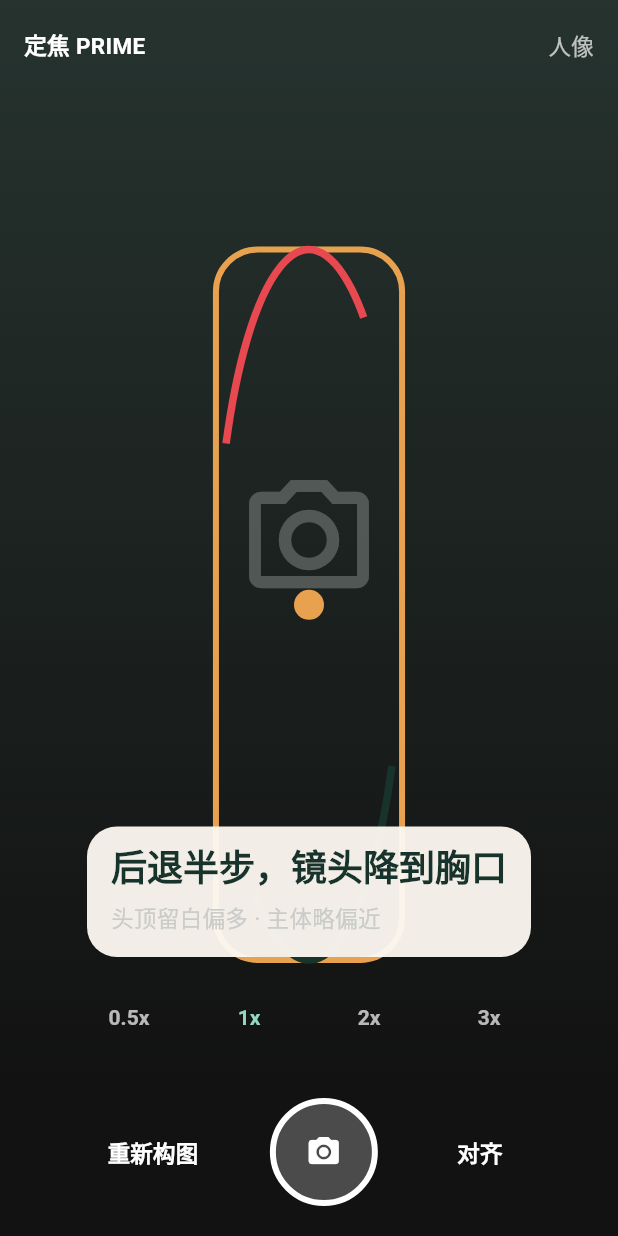
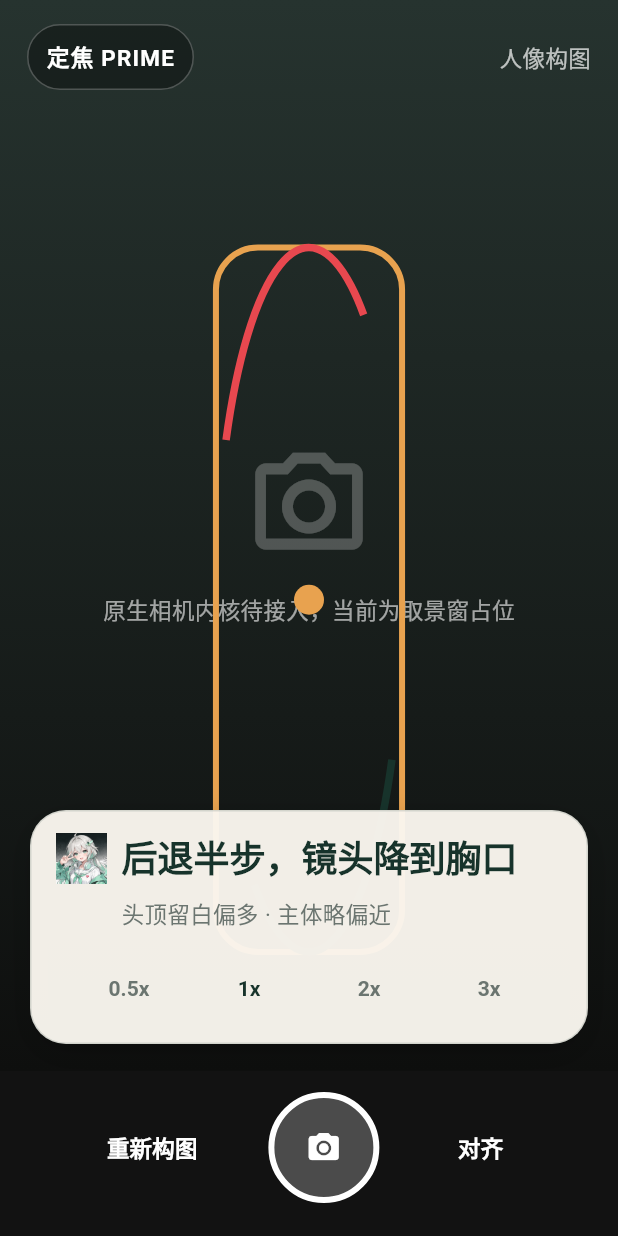
Before and after one commit to 13048773046/prime-camera-app, a Flutter app: the screen it shows after launch, on a phone screen of 412 x 824 dp. Run offline on Flutter 3.47's test engine with Material 3 defaults, Android fonts, the phone set to English and light mode, and no system bars.

Commit message:
fix: revise camera viewfinder UI and camera permission channel

```diff
--- a/analysis_options.yaml
+++ b/analysis_options.yaml
@@ -14,6 +14,7 @@ analyzer:
     - build/**
     - android/**
     - ios/**
+    - web/**
 
 linter:
   # The lint rules applied to this project can be customized in the
--- a/lib/pages/camera_page.dart
+++ b/lib/pages/camera_page.dart
@@ -1,27 +1,46 @@
 import 'package:flutter/material.dart';
+import '../services/camera_service.dart';
 import '../services/compose_api.dart';
 import '../theme.dart';
 import '../widgets/guide_ring.dart';
 
 class CameraPage extends StatefulWidget {
-  const CameraPage({super.key, this.api});
+  const CameraPage({super.key, this.camera});
 
-  final ComposeApi? api;
+  final CameraService? camera;
 
   @override
   State<CameraPage> createState() => _CameraPageState();
 }
 
 class _CameraPageState extends State<CameraPage> {
+  late final CameraService _camera = widget.camera ?? CameraService();
+
   double _zoom = 1.0;
   bool _aligned = false;
+  bool _busy = false;
   String _hint = '举起手机，先把主体放进画面';
   List<String> _reasons = const [];
   ComposeResult? _result;
+  CameraStatus _status = CameraStatus.unavailable;
   final String _mode = 'portrait';
 
-  Future<void> _analyzeMock() async {
-    await Future.delayed(const Duration(milliseconds: 260));
+  @override
+  void initState() {
+    super.initState();
+    _bootstrap();
+  }
+
+  Future<void> _bootstrap() async {
+    final status = await _camera.initialize();
+    if (!mounted) return;
+    setState(() => _status = status);
+    await _analyze();
+  }
+
+  Future<void> _analyze() async {
+    setState(() => _busy = true);
+    await Future.delayed(const Duration(milliseconds: 220));
     if (!mounted) return;
     setState(() {
       _result = ComposeResult(
@@ -38,6 +57,7 @@ class _CameraPageState extends State<CameraPage> {
       _hint = _result!.hint;
       _reasons = _result!.reasons;
       _aligned = false;
+      _busy = false;
     });
   }
 
@@ -48,77 +68,82 @@ class _CameraPageState extends State<CameraPage> {
     });
   }
 
-  void _capture() {
-    Navigator.of(context).push(MaterialPageRoute(builder: (_) => const ResultPage()));
-  }
-
-  @override
-  void initState() {
-    super.initState();
-    _analyzeMock();
+  Future<void> _capture() async {
+    final path = await _camera.takePhoto();
+    if (!mounted) return;
+    Navigator.of(context).push(MaterialPageRoute(builder: (_) => ResultPage(photoPath: path)));
   }
 
   @override
   Widget build(BuildContext context) {
     return Scaffold(
+      backgroundColor: PrimeTokens.dark,
       body: SafeArea(
         child: Column(
           children: [
-            Expanded(
-              child: Stack(
-                fit: StackFit.expand,
-                children: [
-                  Container(
-                    decoration: const BoxDecoration(
-                      gradient: LinearGradient(
-                        begin: Alignment.topCenter,
-                        end: Alignment.bottomCenter,
-                        colors: [Color(0xFF26332F), Color(0xFF121212)],
-                      ),
-                    ),
-                    child: const Center(
-                      child: Icon(Icons.camera_alt_outlined, color: Colors.white24, size: 96),
-                    ),
-                  ),
-                  if (_result != null)
-                    GuideRing(targetBox: _result!.targetBox, aligned: _aligned),
-                  Positioned(
-                    top: 16,
-                    left: 16,
-                    right: 16,
-                    child: Row(
-                      mainAxisAlignment: MainAxisAlignment.spaceBetween,
-                      children: [
-                        const Text('定焦 PRIME', style: TextStyle(color: Colors.white, fontWeight: FontWeight.w700)),
-                        Text(_mode == 'portrait' ? '人像' : '风光', style: const TextStyle(color: Colors.white70)),
+            Expanded(child: _buildViewfinder(context)),
+            _buildBottomBar(context),
           ],
         ),
       ),
-                  Positioned(
-                    bottom: 18,
-                    left: 20,
-                    right: 20,
-                    child: Column(
+    );
+  }
+
+  Widget _buildViewfinder(BuildContext context) {
+    return Stack(
+      fit: StackFit.expand,
+      children: [
+        _CameraPreview(status: _status),
+        if (_result != null) GuideRing(targetBox: _result!.targetBox, aligned: _aligned),
+        Positioned(top: 16, left: 18, right: 18, child: _buildTopBar()),
+        Positioned(bottom: 18, left: 20, right: 20, child: _buildGuideCard()),
+      ],
+    );
+  }
+
+  Widget _buildTopBar() {
+    return Row(
       children: [
         Container(
-                          padding: const EdgeInsets.symmetric(horizontal: 16, vertical: 12),
+          padding: const EdgeInsets.symmetric(horizontal: 12, vertical: 7),
+          decoration: BoxDecoration(
+            color: Colors.black.withValues(alpha: 0.34),
+            borderRadius: BorderRadius.circular(999),
+            border: Border.all(color: Colors.white24),
+          ),
+          child: const Text('定焦 PRIME', style: TextStyle(color: Colors.white, fontWeight: FontWeight.w700, letterSpacing: 0.8)),
+        ),
+        const Spacer(),
+        Text(_mode == 'portrait' ? '人像构图' : '风光构图', style: const TextStyle(color: Colors.white70)),
+      ],
+    );
+  }
+
+  Widget _buildGuideCard() {
+    return Container(
+      padding: const EdgeInsets.fromLTRB(16, 14, 16, 12),
       decoration: BoxDecoration(
         color: PrimeTokens.paper.withValues(alpha: 0.96),
-                            borderRadius: BorderRadius.circular(20),
+        borderRadius: BorderRadius.circular(24),
+        border: Border.all(color: PrimeTokens.line),
+        boxShadow: [BoxShadow(color: Colors.black.withValues(alpha: 0.18), blurRadius: 18, offset: const Offset(0, 8))],
       ),
       child: Column(
         crossAxisAlignment: CrossAxisAlignment.start,
         children: [
-                              Text(_hint, style: Theme.of(context).textTheme.titleLarge),
+          Row(
+            children: [
+              Image.asset('assets/ai/xiaoying.png', width: 34, height: 34, fit: BoxFit.cover),
+              const SizedBox(width: 10),
+              Expanded(child: Text(_hint, style: Theme.of(context).textTheme.titleLarge)),
+            ],
+          ),
           if (_reasons.isNotEmpty)
             Padding(
-                                  padding: const EdgeInsets.only(top: 6),
-                                  child: Text(_reasons.join(' · '), style: Theme.of(context).textTheme.bodyMedium?.copyWith(color: PrimeTokens.gray)),
+              padding: const EdgeInsets.only(top: 6, left: 44),
+              child: Text(_reasons.join(' · '), style: Theme.of(context).textTheme.bodyMedium?.copyWith(color: const Color(0xFF6B7570))),
             ),
-                            ],
-                          ),
-                        ),
-                        const SizedBox(height: 16),
+          const SizedBox(height: 12),
           Row(
             mainAxisAlignment: MainAxisAlignment.center,
             children: [
@@ -130,22 +155,22 @@ class _CameraPageState extends State<CameraPage> {
           ),
         ],
       ),
-                  ),
-                ],
-              ),
-            ),
-            Container(
-              padding: const EdgeInsets.fromLTRB(24, 12, 24, 20),
+    );
+  }
+
+  Widget _buildBottomBar(BuildContext context) {
+    return Container(
+      padding: const EdgeInsets.fromLTRB(24, 14, 24, 22),
       color: PrimeTokens.dark,
       child: Row(
         mainAxisAlignment: MainAxisAlignment.spaceEvenly,
         children: [
-                  TextButton(onPressed: _analyzeMock, child: const Text('重新构图', style: TextStyle(color: Colors.white))),
+          TextButton(onPressed: _busy ? null : _analyze, child: const Text('重新构图', style: TextStyle(color: Colors.white))),
           GestureDetector(
             onTap: _capture,
             child: Container(
-                      width: 72,
-                      height: 72,
+              width: 74,
+              height: 74,
               decoration: BoxDecoration(
                 shape: BoxShape.circle,
                 border: Border.all(color: Colors.white, width: 4),
@@ -157,16 +182,49 @@ class _CameraPageState extends State<CameraPage> {
           TextButton(onPressed: _align, child: const Text('对齐', style: TextStyle(color: Colors.white))),
         ],
       ),
+    );
+  }
+
+  void _setZoom(double value) {
+    setState(() => _zoom = value);
+    _camera.setZoom(value);
+    _analyze();
+  }
+}
+
+class _CameraPreview extends StatelessWidget {
+  const _CameraPreview({required this.status});
+
+  final CameraStatus status;
+
+  @override
+  Widget build(BuildContext context) {
+    return Container(
+      decoration: const BoxDecoration(
+        gradient: LinearGradient(
+          begin: Alignment.topCenter,
+          end: Alignment.bottomCenter,
+          colors: [Color(0xFF26332F), Color(0xFF0E0F0E)],
+        ),
+      ),
+      child: Center(
+        child: Column(
+          mainAxisSize: MainAxisSize.min,
+          children: [
+            const Icon(Icons.camera_alt_outlined, color: Colors.white24, size: 86),
+            const SizedBox(height: 12),
+            Text(
+              switch (status) {
+                CameraStatus.ready => '实时取景已连接',
+                CameraStatus.permissionDenied => '相机权限未开启',
+                CameraStatus.unavailable => '原生相机内核待接入，当前为取景窗占位',
+              },
+              style: const TextStyle(color: Colors.white60),
             ),
           ],
         ),
       ),
     );
-  }
-
-  void _setZoom(double value) {
-    setState(() => _zoom = value);
-    _analyzeMock();
   }
 }
 
@@ -184,7 +242,7 @@ class _ZoomButton extends StatelessWidget {
       child: TextButton(
         onPressed: onTap,
         style: TextButton.styleFrom(
-          foregroundColor: active ? PrimeTokens.mint : Colors.white70,
+          foregroundColor: active ? PrimeTokens.deepGreen : const Color(0xFF6B7570),
           textStyle: const TextStyle(fontWeight: FontWeight.w700),
         ),
         child: Text(label),
@@ -194,25 +252,30 @@ class _ZoomButton extends StatelessWidget {
 }
 
 class ResultPage extends StatelessWidget {
-  const ResultPage({super.key});
+  const ResultPage({super.key, this.photoPath});
+
+  final String? photoPath;
 
   @override
   Widget build(BuildContext context) {
     return Scaffold(
+      backgroundColor: PrimeTokens.paper,
       appBar: AppBar(title: const Text('出片')),
       body: Center(
         child: Column(
           mainAxisAlignment: MainAxisAlignment.center,
           children: [
             Container(
-              width: 240,
-              height: 320,
+              width: 250,
+              height: 330,
               decoration: BoxDecoration(
                 color: PrimeTokens.nearWhite,
                 borderRadius: BorderRadius.circular(28),
                 border: Border.all(color: PrimeTokens.gray, width: 2),
               ),
-              child: const Icon(Icons.image_outlined, size: 72, color: PrimeTokens.gray),
+              child: photoPath == null
+                  ? const Icon(Icons.image_outlined, size: 72, color: PrimeTokens.gray)
+                  : const Icon(Icons.check_circle_outline, size: 72, color: PrimeTokens.mint),
             ),
             const SizedBox(height: 24),
             const Text('成片已生成，可保存或分享', style: TextStyle(fontSize: 16)),
--- /dev/null
+++ b/lib/services/camera_service.dart
@@ -0,0 +1,43 @@
+import 'dart:async';
+import 'package:flutter/services.dart';
+
+/// 相机插件占位接口。
+///
+/// 当前 MVP 壳先通过 MethodChannel 与原生侧通信；iOS 原生相机内核在 Mac/Xcode 环境接入。
+/// 未接入真机内核时，页面展示深色取景窗占位和权限/状态提示，不伪装成真实预览。
+class CameraService {
+  CameraService({MethodChannel? channel})
+      : _channel = channel ?? const MethodChannel('prime/camera');
+
+  final MethodChannel _channel;
+  bool _initialized = false;
+
+  Future<CameraStatus> initialize() async {
+    if (_initialized) return CameraStatus.ready;
+    try {
+      final result = await _channel.invokeMethod<String>('initialize');
+      _initialized = result == 'ready';
+      return _initialized ? CameraStatus.ready : CameraStatus.unavailable;
+    } on MissingPluginException {
+      return CameraStatus.unavailable;
+    } on PlatformException {
+      return CameraStatus.permissionDenied;
+    }
+  }
+
+  Future<void> setZoom(double zoom) => _channel.invokeMethod<void>('setZoom', {'zoom': zoom});
+
+  Future<String?> takePhoto() async {
+    try {
+      return await _channel.invokeMethod<String>('takePhoto');
+    } on MissingPluginException {
+      return null;
+    }
+  }
+}
+
+enum CameraStatus {
+  unavailable,
+  permissionDenied,
+  ready,
+}
--- a/lib/theme.dart
+++ b/lib/theme.dart
@@ -10,6 +10,7 @@ class PrimeTokens {
   static const Color nearWhite = Color(0xFFF7F5F0);
   static const Color red = Color(0xFFE8484F);
   static const Color amber = Color(0xFFE8A24F);
+  static const Color line = Color(0x2417332B);
 
   static ThemeData theme() {
     final base = ThemeData(
--- a/pubspec.yaml
+++ b/pubspec.yaml
@@ -23,4 +23,5 @@ dev_dependencies:
 flutter:
   uses-material-design: true
   assets:
+    - assets/ai/
     - assets/brand/
```
Also changed, not shown: pubspec.lock, 11 other files. Lines whose indentation alone changed are shown as unchanged.
